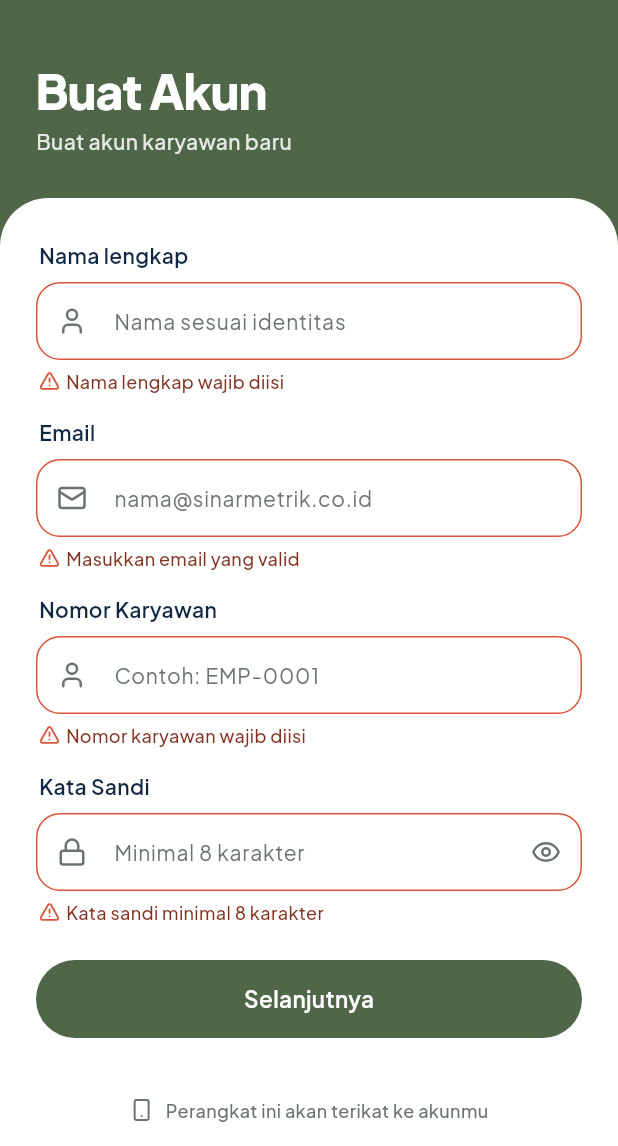
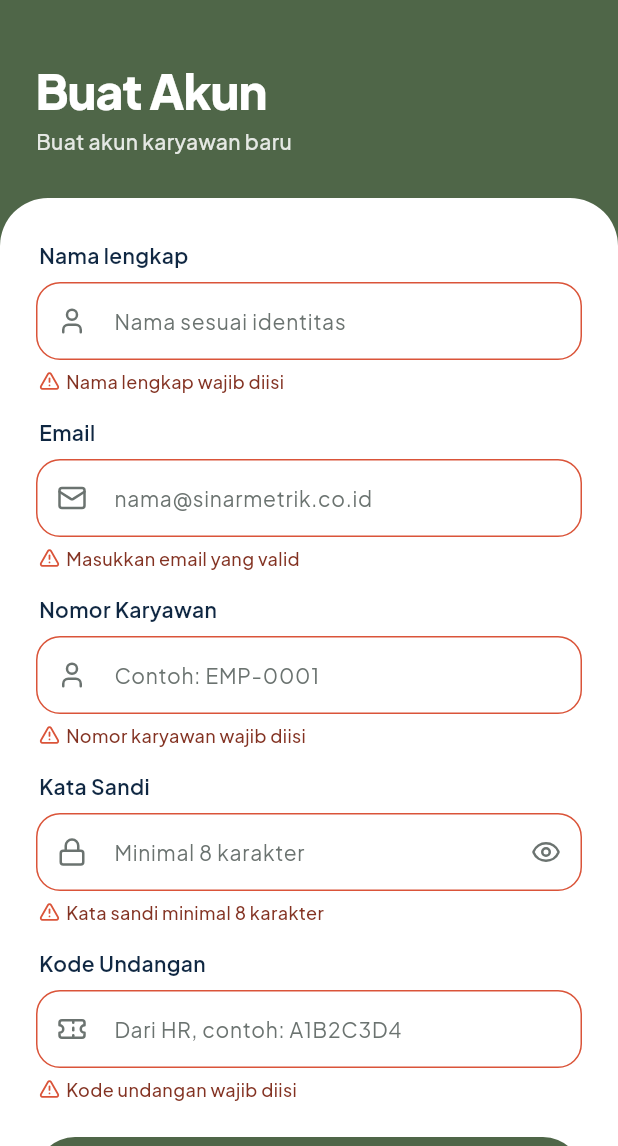
Before and after one commit to chikawastaken/HadirMetrik, a Flutter app: the Register widget shown alone on an empty page, opened directly, after a tap on "Selanjutnya", on a phone screen of 412 x 824 dp, the part 90-1236 px from its top. Run offline on Flutter 3.47's test engine with Material 3 defaults, Android fonts, the phone set to English and light mode, and no system bars; our stand-ins replace lucide_icons_flutter; accounts and stored records are empty.

Commit message:
Tambah kode undangan di form daftar akun

```diff
--- a/lib/api.dart
+++ b/lib/api.dart
@@ -62,6 +62,7 @@ class Api {
     required String employeeNumber,
     required String workEmail,
     required String password,
+    required String invitationCode,
   }) async {
     return post('/register', {
       'full_name': fullName,
@@ -69,6 +70,7 @@ class Api {
       'work_email': workEmail,
       'password': password,
       'password_confirmation': password,
+      'invitation_code': invitationCode,
     });
   }
 
--- a/lib/screens/auth.dart
+++ b/lib/screens/auth.dart
@@ -240,6 +240,7 @@ class _RegisterState extends State<Register> {
   final employeeNumber = TextEditingController();
   final email = TextEditingController();
   final pass = TextEditingController();
+  final invitationCode = TextEditingController();
   bool tried = false, hide = true, busy = false;
 
   @override
@@ -248,6 +249,7 @@ class _RegisterState extends State<Register> {
     email.dispose();
     employeeNumber.dispose();
     pass.dispose();
+    invitationCode.dispose();
     super.dispose();
   }
 
@@ -255,10 +257,11 @@ class _RegisterState extends State<Register> {
   String? get employeeNumberErr => tried && employeeNumber.text.trim().isEmpty ? 'Nomor karyawan wajib diisi' : null;
   String? get emailErr => tried && !RegExp(r'^\S+@\S+\.\S+$').hasMatch(email.text.trim()) ? 'Masukkan email yang valid' : null;
   String? get passErr => tried && pass.text.length < 8 ? 'Kata sandi minimal 8 karakter' : null;
+  String? get invitationCodeErr => tried && invitationCode.text.trim().isEmpty ? 'Kode undangan wajib diisi' : null;
 
   Future<void> submit() async {
     setState(() => tried = true);
-    if (fullNameErr != null || employeeNumberErr != null || emailErr != null || passErr != null || busy) return;
+    if (fullNameErr != null || employeeNumberErr != null || emailErr != null || passErr != null || invitationCodeErr != null || busy) return;
     setState(() => busy = true);
     try {
       await Api.register(
@@ -266,6 +269,7 @@ class _RegisterState extends State<Register> {
         employeeNumber: employeeNumber.text.trim(),
         workEmail: email.text.trim(),
         password: pass.text,
+        invitationCode: invitationCode.text.trim(),
       );
       if (!mounted) return;
       Api.token = null;
@@ -309,6 +313,8 @@ class _RegisterState extends State<Register> {
             onChanged: (_) => setState(() {}),
             suffix: IconButton(icon: Icon(hide ? LucideIcons.eye : LucideIcons.eyeOff, size: 20, color: C.text3), onPressed: () => setState(() => hide = !hide)),
           ),
+          gap16,
+          Field(label: 'Kode Undangan', hint: 'Dari HR, contoh: A1B2C3D4', icon: LucideIcons.ticket, controller: invitationCode, error: invitationCodeErr, onChanged: (_) => setState(() {})),
           gap24,
           Btn('Selanjutnya', busy: busy, onTap: submit),
           const Spacer(),
```
